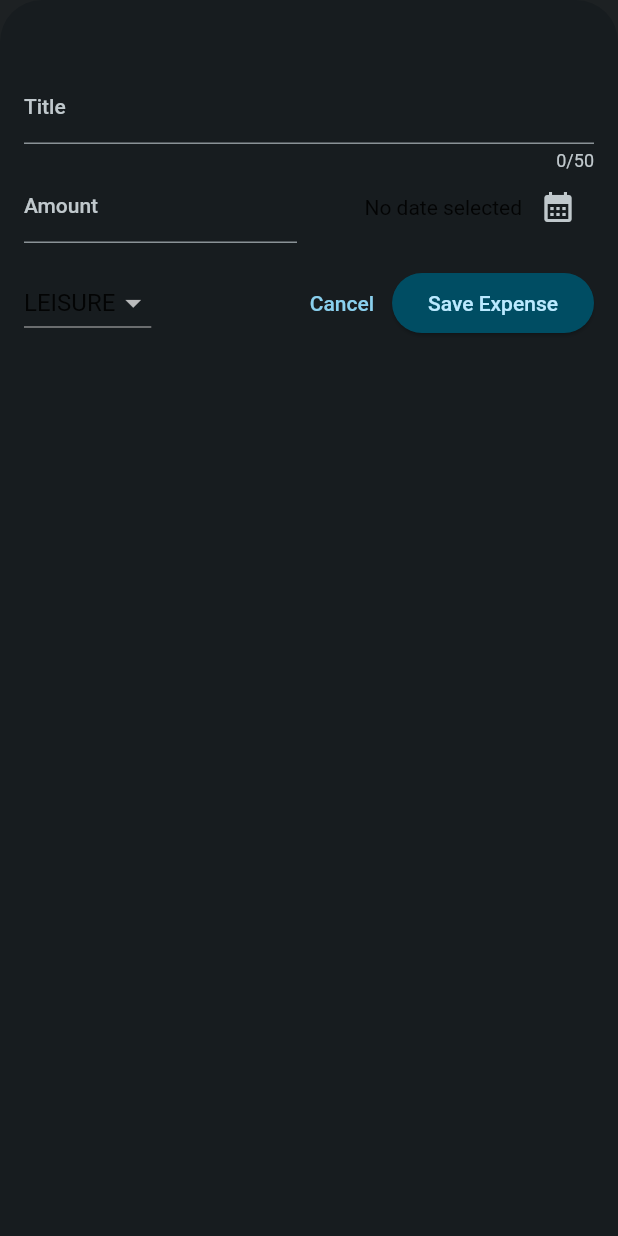
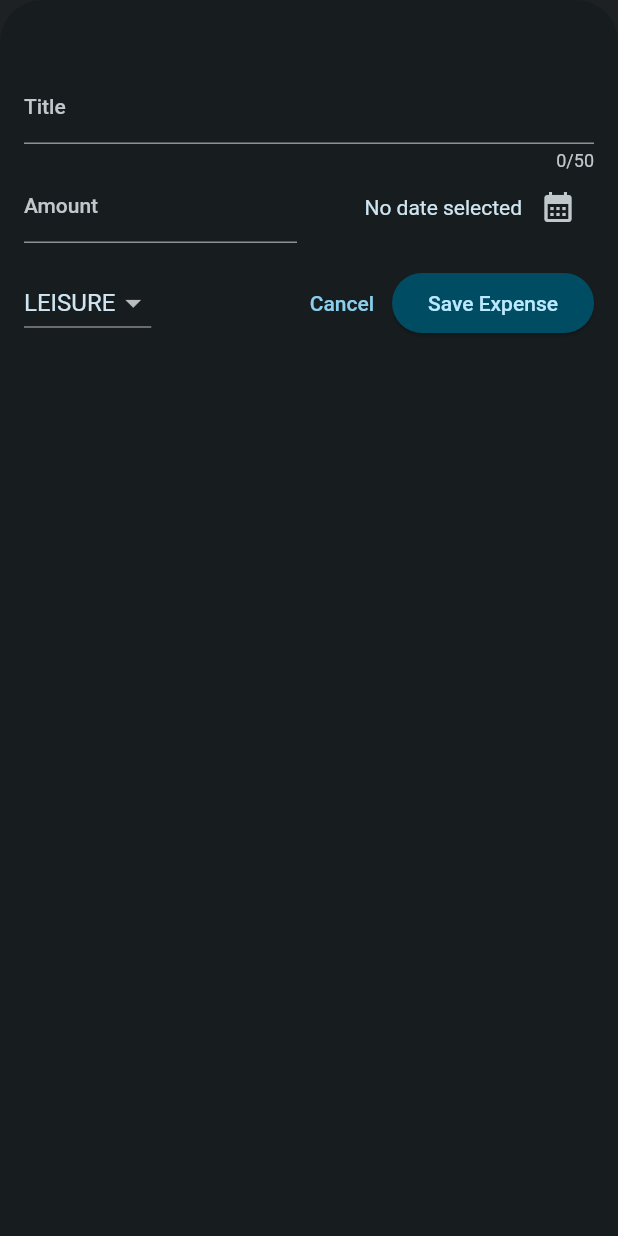
Before and after one commit to wtwente20/Flutter-Expense-Tracker, a Flutter app: the screen it shows after launch, after a tap on the "nights stay" icon, after a tap on the "add" icon, on a phone screen of 412 x 824 dp. Run offline on Flutter 3.47's test engine with Material 2 defaults, Android fonts, the phone set to English and light mode, and no system bars.

Commit message:
fixed modal bugs and corrected black text in dark mode

```diff
--- a/lib/widgets/new_expense.dart
+++ b/lib/widgets/new_expense.dart
@@ -1,3 +1,4 @@
+import 'package:expense_tracker/main.dart';
 import 'package:expense_tracker/models/expense.dart';
 import 'package:flutter/material.dart';
 import 'package:intl/intl.dart';
@@ -77,8 +78,13 @@ class _NewExpenseState extends State<NewExpense> {
 
   @override
   Widget build(BuildContext context) {
-    return Padding(
-      padding: const EdgeInsets.fromLTRB(16, 48, 16, 16),
+    final keyboardSpace = MediaQuery.of(context).viewInsets.bottom;
+
+    return SizedBox(
+      height: double.infinity,
+      child: SingleChildScrollView(
+        child: Padding(
+          padding: EdgeInsets.fromLTRB(16, 48, 16, keyboardSpace + 16),
           child: Column(
             children: [
               TextField(
@@ -112,6 +118,9 @@ class _NewExpenseState extends State<NewExpense> {
                           _selectedDate == null
                               ? 'No date selected'
                               : formatter.format(_selectedDate!),
+                          style: TextStyle(
+                            color: kDarkColorScheme.onSecondaryContainer,
+                          ),
                         ),
                         IconButton(
                           onPressed: _presentDatePicker,
@@ -137,6 +146,8 @@ class _NewExpenseState extends State<NewExpense> {
                               value: category,
                               child: Text(
                                 category.name.toUpperCase(),
+                                style: TextStyle(color: kDarkColorScheme.onSecondaryContainer,
+                                )
                               ),
                             ),
                           )
@@ -163,6 +174,8 @@ class _NewExpenseState extends State<NewExpense> {
               )
             ],
           ),
+        ),
+      ),
     );
   }
 }
```
Lines whose indentation alone changed are shown as unchanged.
